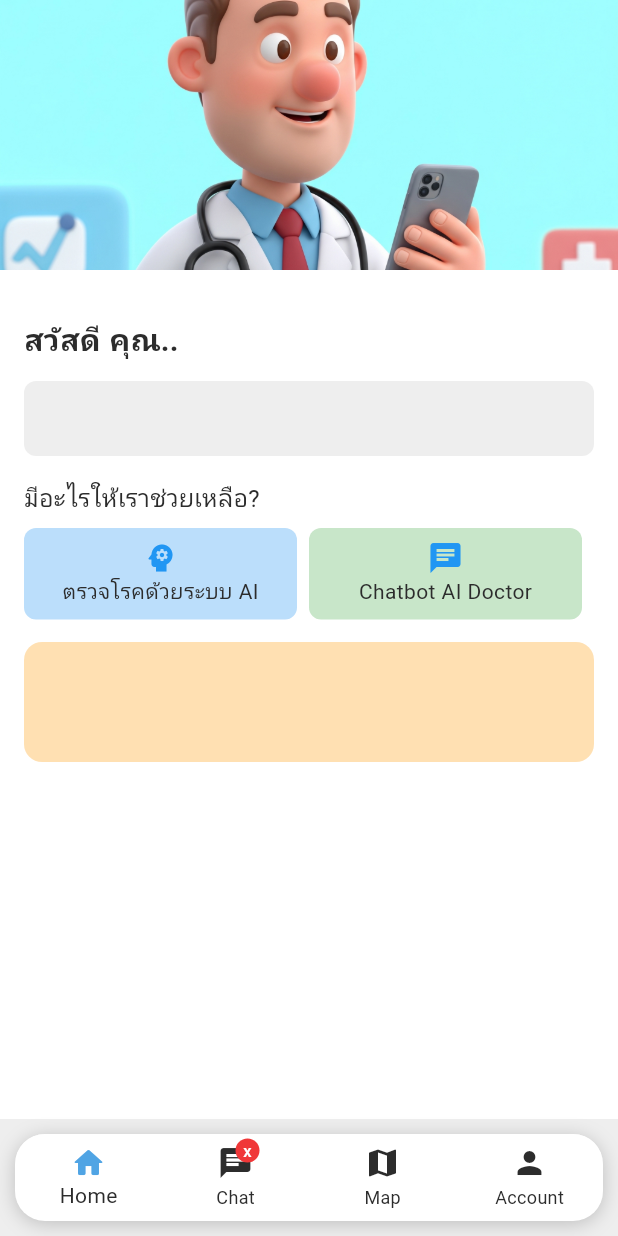
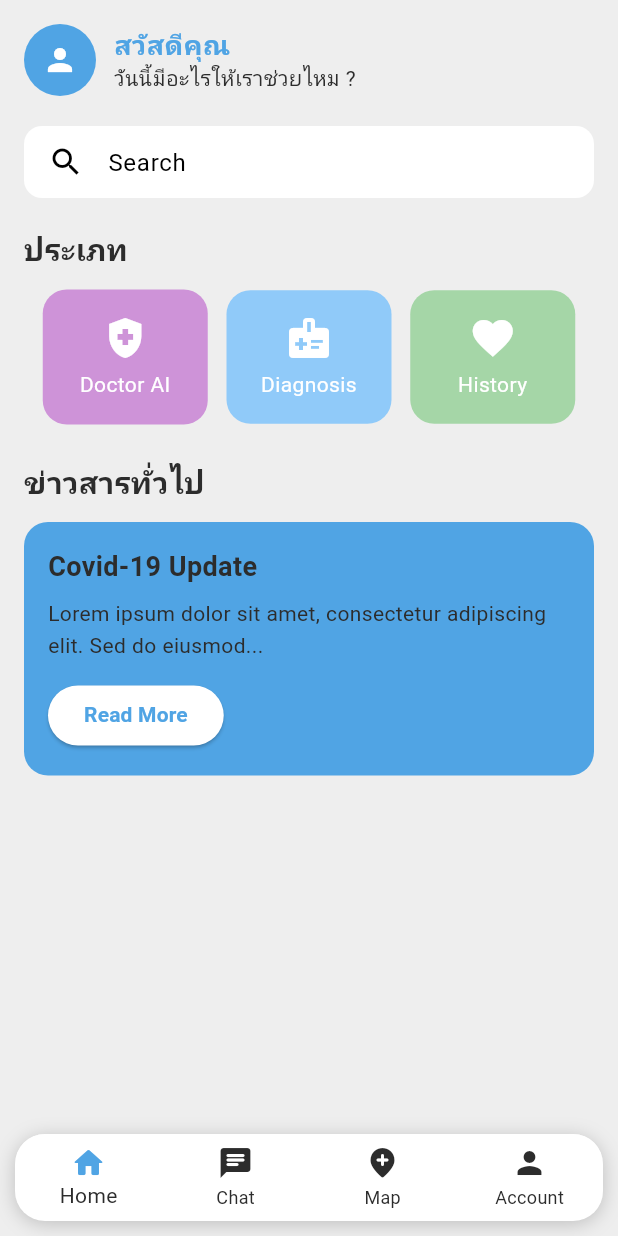
Before and after one commit to kittipongrks/Graduate_Project, a Flutter app: the screen it shows once a user with an empty profile is signed in, on a phone screen of 412 x 824 dp. Run offline on Flutter 3.47's test engine with Material 3 defaults, Android fonts, the phone set to English and light mode, and no system bars; our stand-ins replace cloud_firestore, firebase_auth, firebase_core, flutter_dotenv, google_fonts; accounts and stored records are empty.

Commit message:
change ui

```diff
--- /dev/null
+++ b/lib/controller/controllerPatient.dart
@@ -0,0 +1,2 @@
+export './patient.dart';
+export './infermedica_api.dart';
--- a/lib/navigation_menu.dart
+++ b/lib/navigation_menu.dart
@@ -51,14 +51,8 @@ class _NavigationMenu extends State<NavigationMenu> {
 
             items: [
               BottomNavigationBarItem(icon: Icon(Icons.home_rounded), label: 'Home'),
-              BottomNavigationBarItem(
-                icon: Badge(
-                  label: Text('x'),
-                  child: Icon(Icons.chat),
-                ),
-                label: 'Chat',
-              ),
-              BottomNavigationBarItem(icon: Icon(Icons.map), label: 'Map'),
+              BottomNavigationBarItem(icon : Icon(Icons.chat_rounded),label: 'Chat',),
+              BottomNavigationBarItem(icon: Icon(Icons.add_location_rounded), label: 'Map'),
               BottomNavigationBarItem(icon: Icon(Icons.person), label: 'Account'),
             ],
           ),
--- a/lib/pages/home_page.dart
+++ b/lib/pages/home_page.dart
@@ -1,6 +1,9 @@
 import 'package:dahcpplication/pages/chat_page.dart';
 import 'package:dahcpplication/pages/chat_diagnosis_page.dart';
 import 'package:flutter/material.dart';
+import 'package:cloud_firestore/cloud_firestore.dart';
+import 'package:firebase_auth/firebase_auth.dart';
+import 'package:dahcpplication/controller/controllerPatient.dart';
 class MyHomePage extends StatefulWidget {
   const MyHomePage({super.key});
 
@@ -8,152 +11,178 @@ class MyHomePage extends StatefulWidget {
   State<MyHomePage> createState() => _MyHomePageState();
 }
 
+Future<void> fetchUserInfo() async {
+  final user = FirebaseAuth.instance.currentUser;
+  if (user == null) {
+    print("ยังไม่ได้ login");
+    return;
+  }
+
+  final email = user.email;
+
+  final doc = await FirebaseFirestore.instance
+      .collection('Users')
+      .doc(email)
+      .get();
+
+  final age = calculateAge(doc.data()?['birthdate'] ?? Timestamp.fromDate(DateTime(2000, 1, 1))); // Default is Age 25
+
+  if (doc.exists) {
+    final data = doc.data();
+    print('ข้อมูลของผู้ใช้:');
+    print('Email: ${data?['email']}');
+    print('เพศ: ${data?['gender']}');
+    print('วันเกิด: ${data?['birthdate']}');
+    print('อายุ: $age ปี');
+  } else {
+    print('ไม่พบข้อมูลใน Firestore ของ email: $email');
+  }
+}
 class _MyHomePageState extends State<MyHomePage> {
+  String? userEmail;
+  int? age ;
+  String? gender;
+  DateTime? birthdate;
+  @override
+  void initState(){
+    super.initState();
+    //fetchUserInfo(); // เรียกข้อมูลผู้ใช้เมื่อเริ่มต้น
+  }
   @override
   Widget build(BuildContext context) {
     return Scaffold(
-      backgroundColor: Theme.of(context).bottomNavigationBarTheme.backgroundColor,
-      body: Column(
+      body: SafeArea(
+        child: Padding(
+          padding: const EdgeInsets.all(16),
+          child: Column(
+            crossAxisAlignment: CrossAxisAlignment.start,
             children: [
-          // 🔴 ภาพด้านบนสุด (กรอบแดงในภาพ)
+              // Header: Avatar + Greeting
+              Row(
+                children: [
+                  CircleAvatar(
+                    backgroundColor: Theme.of(context).colorScheme.primary,
+                    radius: 24,
+                    child: Icon(Icons.person, color: Colors.white),
+                  ),
+                  SizedBox(width: 12),
+                  Column(
+                    crossAxisAlignment: CrossAxisAlignment.start,
+                    children: [
+                      Text("สวัสดีคุณ ", style: TextStyle(fontSize: 18, fontWeight: FontWeight.bold, color: Theme.of(context).colorScheme.primary)),
+                      Text("วันนี้มีอะไรให้เราช่วยไหม ?", style: TextStyle(fontSize: 14)),
+                    ],
+                  ),
+                  Spacer(),
+                ],
+              ),
+
+              SizedBox(height: 20),
+
+              // Search Bar
               Container(
-            height: 180,
-            width: double.infinity,
+                padding: EdgeInsets.symmetric(horizontal: 16),
                 decoration: BoxDecoration(
-              image: DecorationImage(
-                image: AssetImage('assets/images/header_home_page.png'),
-                fit: BoxFit.cover,
+                  color: Colors.white,
+                  borderRadius: BorderRadius.circular(12),
+                ),
+                child: TextField(
+                  decoration: InputDecoration(
+                    hintText: "Search",
+                    border: InputBorder.none,
+                    icon: Icon(Icons.search),
                   ),
                 ),
               ),
 
-          // 🔻 ส่วนเนื้อหาข้างล่าง
-          Expanded(
-            child: Padding(
-              padding: const EdgeInsets.all(16.0),
+              SizedBox(height: 20),
+
+              // Categories Title
+              Row(
+                mainAxisAlignment: MainAxisAlignment.spaceBetween,
+                children: [
+                  Text("ประเภท", style: TextStyle(fontSize: 20, fontWeight: FontWeight.bold)),
+                ],
+              ),
+
+              SizedBox(height: 12),
+
+              // Category Cards
+              Row(
+                mainAxisAlignment: MainAxisAlignment.spaceEvenly,
+                children: [
+                  _buildCategoryCard("Doctor AI", Icons.health_and_safety, Colors.purple[200]! , onTap: () {
+                    Navigator.push(context, MaterialPageRoute(builder: (context) => MyChatPage()),);
+                  },),
+                  _buildCategoryCard("Diagnosis", Icons.medical_information, Colors.blue[200]! , onTap: () {
+                    Navigator.push(context, MaterialPageRoute(builder: (context) => ChatDiagnosisPage()),);
+                  },),
+                  _buildCategoryCard("History", Icons.favorite, Colors.green[200]! , onTap: () {
+                    // Navigate to history page
+                    // Navigator.push(context, MaterialPageRoute(builder: (context) => HistoryPage()),);
+                  },),
+                ],
+              ),
+
+              SizedBox(height: 24),
+
+              // Health News
+              Text("ข่าวสารทั่วไป", style: TextStyle(fontSize: 20, fontWeight: FontWeight.bold)),
+
+              SizedBox(height: 12),
+
+              // Covid-19 Card
+              Container(
+                width: double.infinity,
+                padding: EdgeInsets.all(16),
+                decoration: BoxDecoration(
+                  color: Theme.of(context).colorScheme.primary,
+                  borderRadius: BorderRadius.circular(16),
+                ),
                 child: Column(
                   crossAxisAlignment: CrossAxisAlignment.start,
                   children: [
-                  const SizedBox(height: 16),
-
-                  // แถว: รูปโปรไฟล์เล็ก + สวัสดี คุณ...
-                  Row(
-                    children: [
-                      const Text(
-                        'สวัสดี คุณ..',
-                        style: TextStyle(fontSize: 20 , fontWeight: FontWeight.bold),
-
+                    Text("Covid-19 Update", style: TextStyle(fontSize: 18, fontWeight: FontWeight.bold)),
+                    SizedBox(height: 8),
+                    Text("Lorem ipsum dolor sit amet, consectetur adipiscing elit. Sed do eiusmod...", style: TextStyle(fontSize: 14)),
+                    SizedBox(height: 12),
+                    ElevatedButton(
+                      onPressed: () {},
+                      style: ElevatedButton.styleFrom(
+                        backgroundColor: Colors.white,
+                        foregroundColor: Theme.of(context).colorScheme.primary,
+                        shape: RoundedRectangleBorder(borderRadius: BorderRadius.circular(20)),
                       ),
-
-                    ],
-
-                  ),
-                  const SizedBox(height: 12),
-
-                  // กล่อง TextField หรือ Input
-                  Container(
-                    height: 50,
-                    decoration: BoxDecoration(
-                      color: Colors.grey[200],
-                      borderRadius: BorderRadius.circular(8),
-                    ),
-                  ),
-                  const SizedBox(height: 16),
-
-                  const Text(
-                    'มีอะไรให้เราช่วยเหลือ?',
-                    style: TextStyle(fontSize: 16),
-                  ),
-                  const SizedBox(height: 8),
-
-                  // ปุ่ม 2 อันในแนวนอน
-                  Row(
-                    children: [
-                      Expanded(
-                        child: InkWell(
-                          borderRadius: BorderRadius.circular(8),
-                          onTap: () {
-                            Navigator.push(
-                              context,
-                              MaterialPageRoute(builder: (context) => ChatDiagnosisPage()),
-                            );
-                          },
-                          child: Container(
-                            margin: const EdgeInsets.only(right: 8),
-                            decoration: BoxDecoration(
-                              color: Colors.blue[100],
-                              borderRadius: BorderRadius.circular(8),
-                            ),
-                            child: Padding(
-                              padding: const EdgeInsets.all(8.0),
-                              child: Column(
-                                children: [
-                                  Column(
-                                    mainAxisAlignment: MainAxisAlignment.center,
-                                    children: [
-                                      Icon(Icons.psychology, color: Colors.blue),
-                                      const SizedBox(width: 8),
-                                      Text("ตรวจโรคด้วยระบบ AI"),
-                                    ],
+                      child: Text("Read More" , style: TextStyle(fontWeight: FontWeight.bold)),
                     ),
                   ],
-                              ),
-                            ),
-                          ),
-                        ),
-                      ),
-                      Expanded(
-                        child: InkWell(
-                          borderRadius: BorderRadius.circular(8),
-                          onTap: () {
-                            Navigator.push(
-                              context,
-                              MaterialPageRoute(builder: (context) => MyChatPage()),
-                            );
-                          },
-                          child: Container(
-                            margin: const EdgeInsets.only(right: 8),
-                            decoration: BoxDecoration(
-                              color: Colors.green[100],
-                              borderRadius: BorderRadius.circular(8),
-                            ),
-                            child: Padding(
-                              padding: const EdgeInsets.all(8.0),
-                              child: Column(
-                                children: [
-                                  Column(
-                                    mainAxisAlignment: MainAxisAlignment.center,
-                                    children: [
-                                      Icon(Icons.chat, color: Colors.blue),
-                                      const SizedBox(width: 8),
-                                      Text("Chatbot AI Doctor"),
-                                    ],
-                                  ),
-                                ],
-                              ),
-                            ),
-                          ),
-                        ),
-                      ),
-                    ],
-                  ),
-                  const SizedBox(height: 15),
-
-                  // กล่องใหญ่ด้านล่าง
-                  Container(
-                    height: 80,
-                    width: double.infinity,
-                    decoration: BoxDecoration(
-                      color: Colors.orange[100],
-                      borderRadius: BorderRadius.circular(12),
                 ),
               ),
             ],
           ),
         ),
       ),
+    );
+  }
+  Widget _buildCategoryCard(String title, IconData icon, Color bgColor , {VoidCallback? onTap}) {
+    return InkWell(
+      borderRadius: BorderRadius.circular(16),
+      onTap: onTap,
+      child : Container(
+      width: 110,
+      padding: EdgeInsets.symmetric(vertical: 16),
+      decoration: BoxDecoration(
+        color: bgColor,
+        borderRadius: BorderRadius.circular(16),
+      ),
+      child: Column(
+        children: [
+          Icon(icon, size: 32, color: Colors.white),
+          SizedBox(height: 5),
+          Text(title, textAlign: TextAlign.center, style: TextStyle(color: Colors.white ) ),
         ],
       ),
+    )
     );
   }
 }
```
Also changed, not shown: lib/controller/patient.dart (added, +18 -0 lines), lib/pages/chat_page.dart (+47 -43 lines). Lines whose indentation alone changed are shown as unchanged.
